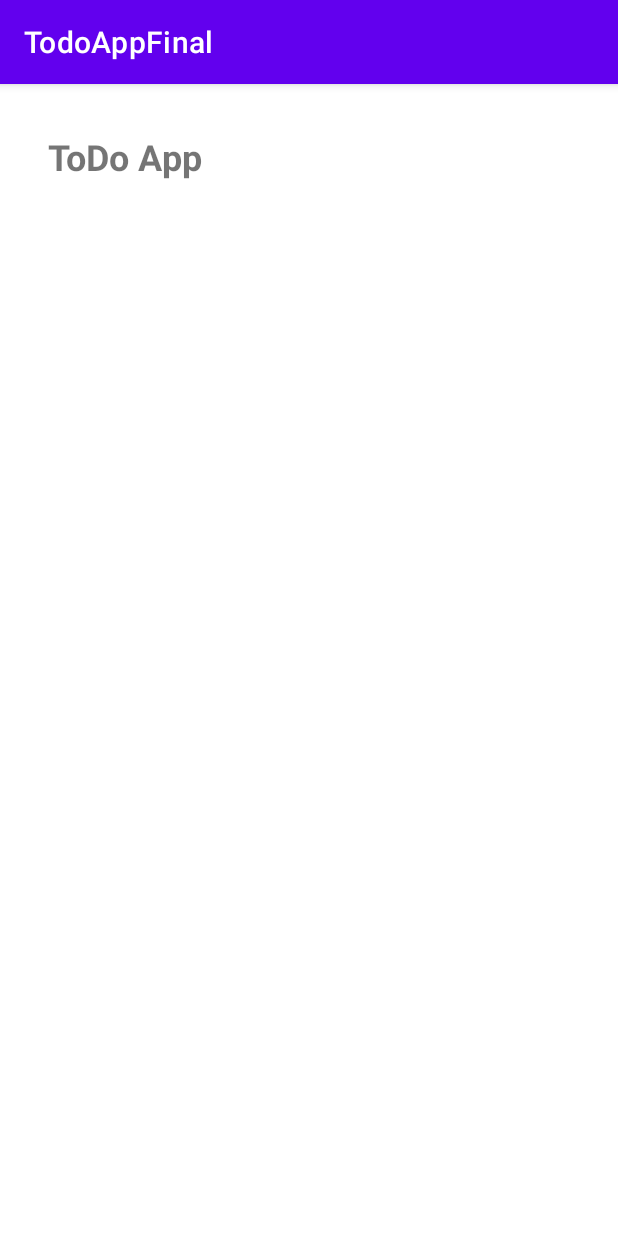
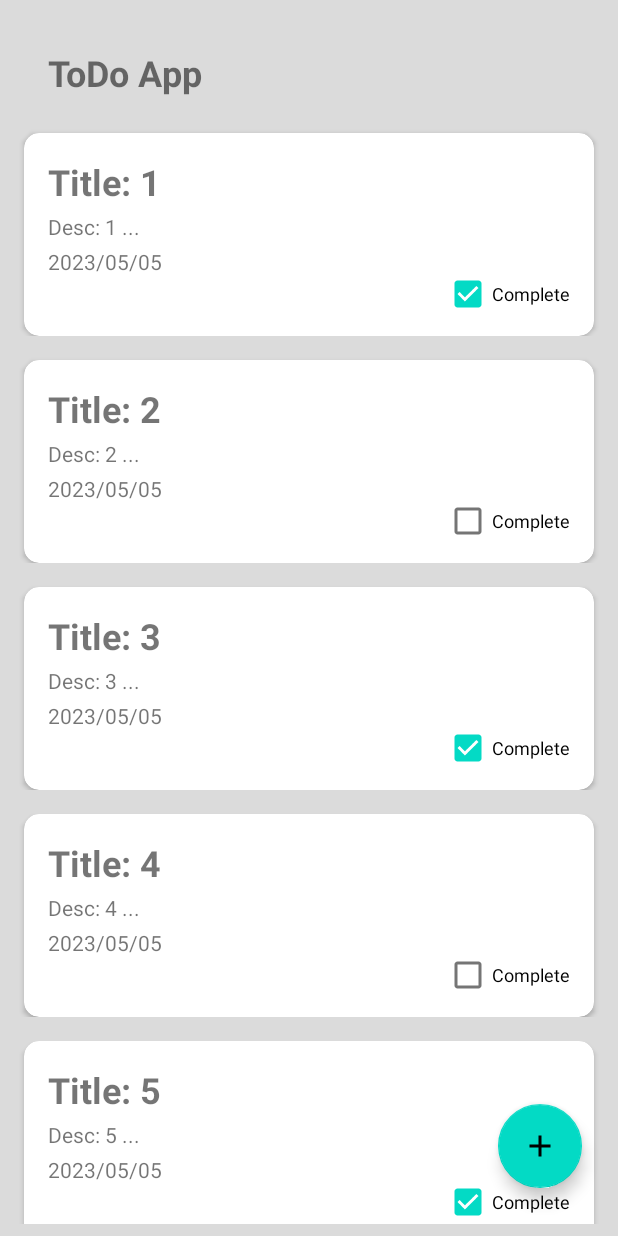
Before and after one commit to samratTBC/Todo-App-Final, an Android app: the screen it shows after launch (MainActivity), on a phone screen of 412 x 824 dp. Run offline under Robolectric (Android 15) with nearby library versions, the phone set to English and light mode, and no system bars.

Commit message:
Added basic logic for empty todo lists and created binding function in adapter

```diff
--- a/app/src/main/java/com/example/todoappfinal/Adapter/TodoListAdapter.java
+++ b/app/src/main/java/com/example/todoappfinal/Adapter/TodoListAdapter.java
@@ -4,6 +4,8 @@ import android.content.Context;
 import android.view.LayoutInflater;
 import android.view.View;
 import android.view.ViewGroup;
+import android.widget.CheckBox;
+import android.widget.TextView;
 
 import androidx.annotation.NonNull;
 import androidx.recyclerview.widget.RecyclerView;
@@ -33,7 +35,6 @@ public class TodoListAdapter extends RecyclerView.Adapter<TodoListAdapter.ViewHo
     @Override
     public void onBindViewHolder(@NonNull ViewHolder holder, int position) {
         holder.bindItems(todoArrayList.get(position));
-
     }
 
     @Override
@@ -43,11 +44,25 @@ public class TodoListAdapter extends RecyclerView.Adapter<TodoListAdapter.ViewHo
 
     public class ViewHolder extends RecyclerView.ViewHolder{
 
+        private TextView date_todo_init_card,desc_todo_card,title_todo_card;
+        private CheckBox todo_complete_checkbox;
+
         public ViewHolder(@NonNull View itemView) {
             super(itemView);
+
+            date_todo_init_card = itemView.findViewById(R.id.date_todo_init_card);
+            desc_todo_card = itemView.findViewById(R.id.desc_todo_card);
+            title_todo_card = itemView.findViewById(R.id.title_todo_card);
+            todo_complete_checkbox = itemView.findViewById(R.id.todo_complete_checkbox);
+
         }
 
         public void bindItems(Todo todo) {
+            title_todo_card.setText(todo.getTodoTitle());
+            String briefString = todo.getTodoDescription().length()>30? todo.getTodoDescription().substring(0,31): todo.getTodoDescription() + " ... ";
+            desc_todo_card.setText(briefString);
+            date_todo_init_card.setText(todo.getTodoStartDate().toString());
+            todo_complete_checkbox.setChecked(todo.isCompleted());
         }
     }
 }
--- a/app/src/main/java/com/example/todoappfinal/Fragment/TodoListFragment.java
+++ b/app/src/main/java/com/example/todoappfinal/Fragment/TodoListFragment.java
@@ -2,20 +2,35 @@ package com.example.todoappfinal.Fragment;
 
 import android.os.Bundle;
 
+import androidx.annotation.NonNull;
+import androidx.annotation.Nullable;
 import androidx.fragment.app.Fragment;
+import androidx.recyclerview.widget.LinearLayoutManager;
+import androidx.recyclerview.widget.RecyclerView;
 
 import android.view.LayoutInflater;
 import android.view.View;
 import android.view.ViewGroup;
+import android.widget.ListAdapter;
+import android.widget.TextView;
 
+import com.example.todoappfinal.Adapter.TodoListAdapter;
+import com.example.todoappfinal.POJO.Todo;
 import com.example.todoappfinal.R;
+import com.google.android.material.floatingactionbutton.FloatingActionButton;
 
-/**
- * A simple {@link Fragment} subclass.
- * Use the {@link TodoListFragment#newInstance} factory method to
- * create an instance of this fragment.
- */
+import java.time.LocalDate;
+import java.time.format.DateTimeFormatter;
+import java.util.ArrayList;
+import java.util.Date;
+
 public class TodoListFragment extends Fragment {
+
+
+    private RecyclerView recyclerView;
+    private TextView when_no_todo_tv;
+    private FloatingActionButton addNewTodo;
+
     private static final String ARG_PARAM1 = "param1";
     private static final String ARG_PARAM2 = "param2";
 
@@ -35,6 +50,11 @@ public class TodoListFragment extends Fragment {
         return fragment;
     }
 
+    public static TodoListFragment newInstance()
+    {
+        return new TodoListFragment();
+    }
+
     @Override
     public void onCreate(Bundle savedInstanceState) {
         super.onCreate(savedInstanceState);
@@ -49,4 +69,39 @@ public class TodoListFragment extends Fragment {
                              Bundle savedInstanceState) {
         return inflater.inflate(R.layout.fragment_todo_list, container, false);
     }
+
+    @Override
+    public void onViewCreated(@NonNull View view, @Nullable Bundle savedInstanceState) {
+        super.onViewCreated(view, savedInstanceState);
+        recyclerView = view.findViewById(R.id.recyclerView);
+        when_no_todo_tv = view.findViewById(R.id.when_no_todo_tv);
+        addNewTodo = view.findViewById(R.id.add_todo_fb);
+
+
+        TodoListAdapter adapter = new TodoListAdapter(sendSomeData());
+
+        if(sendSomeData().size()==0)
+            when_no_todo_tv.setVisibility(View.VISIBLE);
+        else
+        {
+            recyclerView.setLayoutManager(new LinearLayoutManager(view.getContext()));
+            recyclerView.setAdapter(adapter);
+        }
+
+    }
+
+    private ArrayList<Todo> sendSomeData() {
+
+        ArrayList<Todo> data = new ArrayList<>();
+
+        for(int i = 0; i<10; i++)
+        {
+            //int id, String todoTitle, String todoDescription, boolean completed, Date todoStartDate
+            if (android.os.Build.VERSION.SDK_INT >= android.os.Build.VERSION_CODES.O) {
+                Todo todo = new Todo(i+1, "Title: " +(i+1), "Desc: " +(i+1), i%2==0?true:false, DateTimeFormatter.ofPattern("yyyy/MM/dd").format(LocalDate.now()));
+                data.add(todo);
+            }
+        }
+        return data;
+    }
 }
--- a/app/src/main/java/com/example/todoappfinal/MainActivity.java
+++ b/app/src/main/java/com/example/todoappfinal/MainActivity.java
@@ -1,8 +1,12 @@
 package com.example.todoappfinal;
 
 import androidx.appcompat.app.AppCompatActivity;
+import androidx.fragment.app.Fragment;
+import androidx.fragment.app.FragmentManager;
 
 import android.os.Bundle;
+
+import com.example.todoappfinal.Fragment.TodoListFragment;
 
 public class MainActivity extends AppCompatActivity {
 
@@ -10,5 +14,11 @@ public class MainActivity extends AppCompatActivity {
     protected void onCreate(Bundle savedInstanceState) {
         super.onCreate(savedInstanceState);
         setContentView(R.layout.activity_main);
+        getSupportActionBar().hide();
+        //Performing fragment transaction Via the default fragment manager provided to the activity - getSupportFragmentManager
+        getSupportFragmentManager().beginTransaction().add(R.id.fragment_container,TodoListFragment.newInstance()).commit();
     }
+
+
+
 }
--- a/app/src/main/java/com/example/todoappfinal/POJO/Todo.java
+++ b/app/src/main/java/com/example/todoappfinal/POJO/Todo.java
@@ -8,12 +8,12 @@ public class Todo {
     private String todoTitle;
     private String todoDescription;
     private boolean completed;
-    private Date todoStartDate;
+    private String todoStartDate;
 
     public Todo() {
     }
 
-    public Todo(int id, String todoTitle, String todoDescription, boolean completed, Date todoStartDate) {
+    public Todo(int id, String todoTitle, String todoDescription, boolean completed, String todoStartDate) {
         this.id = id;
         this.todoTitle = todoTitle;
         this.todoDescription = todoDescription;
@@ -53,11 +53,11 @@ public class Todo {
         this.completed = completed;
     }
 
-    public Date getTodoStartDate() {
+    public String getTodoStartDate() {
         return todoStartDate;
     }
 
-    public void setTodoStartDate(Date todoStartDate) {
+    public void setTodoStartDate(String todoStartDate) {
         this.todoStartDate = todoStartDate;
     }
 }
--- a/app/src/main/res/layout/activity_main.xml
+++ b/app/src/main/res/layout/activity_main.xml
@@ -6,21 +6,22 @@
     android:layout_width="match_parent"
     android:layout_height="match_parent"
     android:orientation="vertical"
+    android:background="@color/grey"
     tools:context=".MainActivity">
     <TextView
-        android:layout_width="match_parent"
+        android:layout_width="wrap_content"
         android:layout_height="wrap_content"
         android:id="@+id/title_of_app"
         android:text="@string/todoApp"
         android:layout_marginStart="32dp"
         android:layout_marginTop="32dp"
-        android:layout_marginBottom="16dp"
+        android:layout_marginBottom="8dp"
         android:textSize="24sp"
         android:textStyle="bold"/>
     <FrameLayout
+        android:id="@+id/fragment_container"
         android:layout_width="match_parent"
         android:layout_height="0dp"
-        android:layout_weight="1"
-        android:id="@+id/fragmentContainer_view"/>
+        android:layout_weight="1" />
 
 </LinearLayout>
--- a/app/src/main/res/layout/fragment_todo_list.xml
+++ b/app/src/main/res/layout/fragment_todo_list.xml
@@ -17,7 +17,7 @@
         app:layout_constraintTop_toTopOf="parent"/>
 
     <com.google.android.material.floatingactionbutton.FloatingActionButton
-        android:id="@+id/floatingActionButton"
+        android:id="@+id/add_todo_fb"
         android:layout_width="wrap_content"
         android:layout_height="wrap_content"
         android:layout_alignParentEnd="true"
@@ -30,6 +30,7 @@
         app:layout_constraintEnd_toEndOf="parent" />
 
     <TextView
+        android:visibility="gone"
         android:id="@+id/when_no_todo_tv"
         android:layout_width="wrap_content"
         android:layout_height="wrap_content"
--- a/app/src/main/res/layout/individual_todo_layout.xml
+++ b/app/src/main/res/layout/individual_todo_layout.xml
@@ -3,18 +3,18 @@
     xmlns:app="http://schemas.android.com/apk/res-auto"
     android:layout_width="match_parent"
     android:layout_height="wrap_content"
-    android:paddingBottom="16dp">
+    android:paddingBottom="8dp">
 
     <androidx.cardview.widget.CardView
         android:id="@+id/individual_card_todo"
         android:layout_width="0dp"
-        android:layout_margin="16dp"
+        android:layout_margin="8dp"
         android:layout_height="wrap_content"
         app:layout_constraintEnd_toEndOf="parent"
         app:layout_constraintStart_toStartOf="parent"
         app:layout_constraintTop_toTopOf="parent"
         app:cardCornerRadius="10dp"
-        app:cardBackgroundColor="@color/purple_500">
+        app:cardBackgroundColor="@color/white">
 
         <LinearLayout
             android:layout_width="match_parent"
--- a/app/src/main/res/values/colors.xml
+++ b/app/src/main/res/values/colors.xml
@@ -11,4 +11,5 @@
     <color name="colorPrimary">@color/purple_500</color>
     <color name="colorPrimaryDark">#FF3F51B5</color>
     <color name="colorAccent">#FFFFFFFF</color>
+    <color name="grey">#DBDBDB</color>
 </resources>
```
